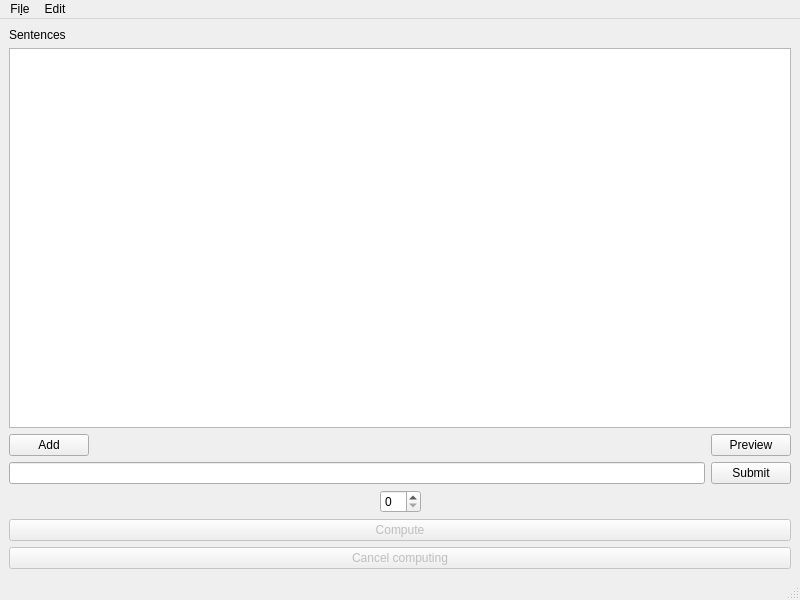
Before: the Qt Designer form ui/mainwindow.ui in pop123123123/SentenceMixingMaker, drawn with Qt 5.
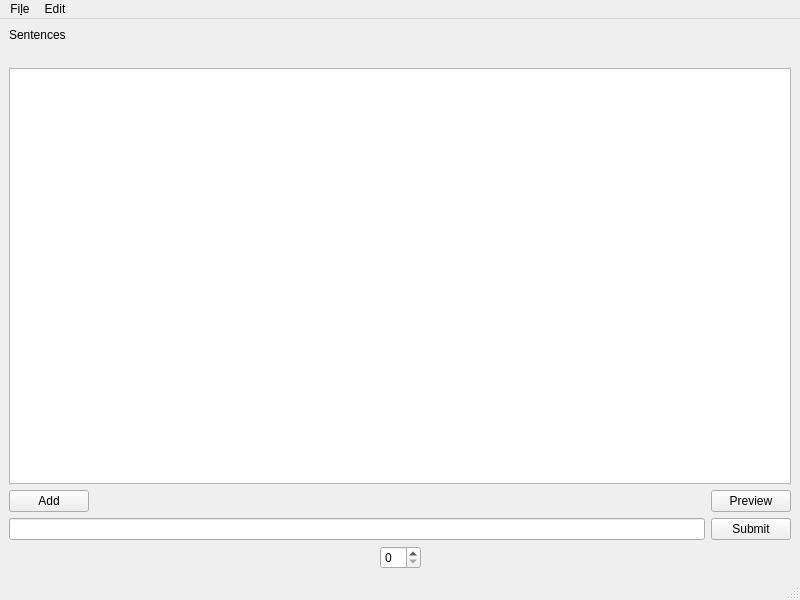
After: the same form once the commit is applied.

Diff of the .ui file:
```diff
--- a/ui/mainwindow.ui
+++ b/ui/mainwindow.ui
@@ -24,6 +24,19 @@
         </property>
        </widget>
       </item>
+      <item>
+       <spacer name="horizontalSpacer_4">
+        <property name="orientation">
+         <enum>Qt::Horizontal</enum>
+        </property>
+        <property name="sizeHint" stdset="0">
+         <size>
+          <width>40</width>
+          <height>20</height>
+         </size>
+        </property>
+       </spacer>
+      </item>
       <item>
        <widget class="QListView" name="listView">
         <property name="acceptDrops">
@@ -133,26 +146,6 @@
       </item>
      </layout>
     </item>
-    <item>
-     <widget class="QPushButton" name="pushButton_compute">
-      <property name="enabled">
-       <bool>false</bool>
-      </property>
-      <property name="text">
-       <string>Compute</string>
-      </property>
-     </widget>
-    </item>
-    <item>
-     <widget class="QPushButton" name="pushButton_cancel_compute">
-      <property name="enabled">
-       <bool>false</bool>
-      </property>
-      <property name="text">
-       <string>Cancel computing</string>
-      </property>
-     </widget>
-    </item>
    </layout>
   </widget>
   <widget class="QMenuBar" name="menubar">
```
Left out of the diff: 1 changed line with no effect on the pictures.
